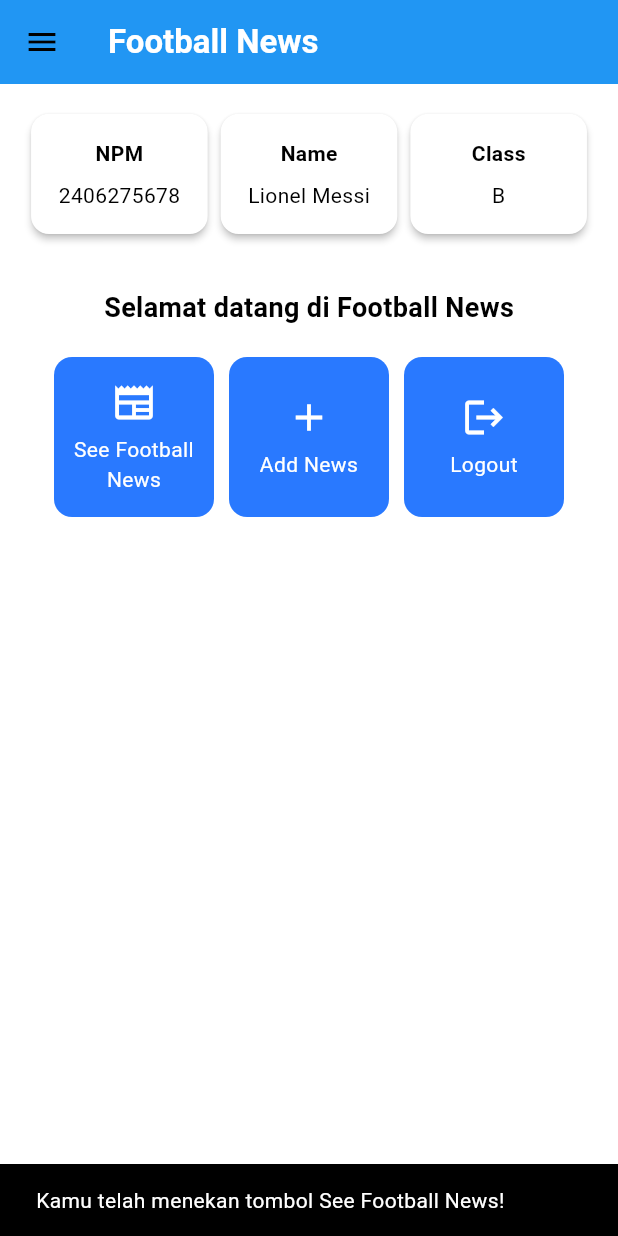
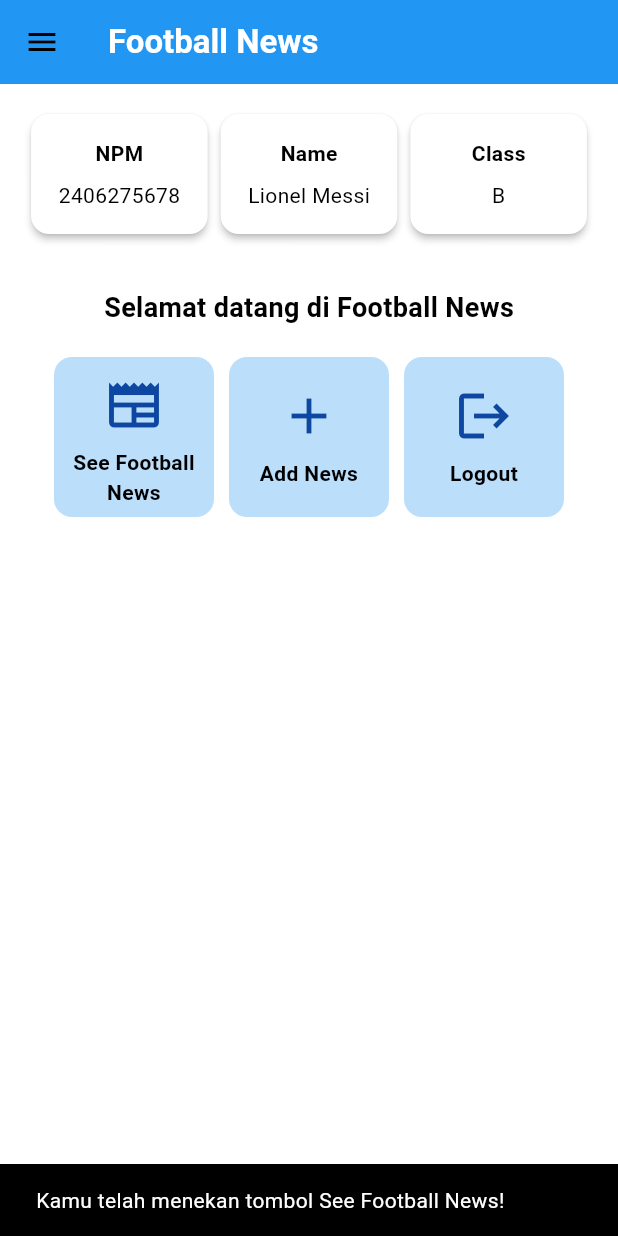
Before and after one commit to Rieeel/football-news-mobile, a Flutter app: the screen it shows after launch, after a tap on "See Football News", on a phone screen of 412 x 824 dp. Run offline on Flutter 3.47's test engine with Material 3 defaults, Android fonts, the phone set to English and light mode, and no system bars.

Commit message:
Tutorial 7 DONE

```diff
--- a/lib/screens/menu.dart
+++ b/lib/screens/menu.dart
@@ -1,6 +1,7 @@
 import 'package:flutter/material.dart';
 import 'package:football_news/widgets/left_drawer.dart';
 import 'package:football_news/widgets/news_card.dart';
+import 'package:football_news/screens/newslist_form.dart'; // ✅ Tambahkan ini agar bisa akses NewsFormPage
 
 class MyHomePage extends StatelessWidget {
   MyHomePage({super.key});
@@ -32,7 +33,7 @@ class MyHomePage extends StatelessWidget {
         // Warna latar belakang AppBar diambil dari skema warna tema aplikasi.
         backgroundColor: Theme.of(context).colorScheme.primary,
       ),
-      drawer: LeftDrawer(),
+      drawer: const LeftDrawer(),
       // Body halaman dengan padding di sekelilingnya.
       body: Padding(
         padding: const EdgeInsets.all(16.0),
@@ -83,7 +84,7 @@ class MyHomePage extends StatelessWidget {
 
                     // Menampilkan ItemCard untuk setiap item dalam list items.
                     children: items.map((ItemHomepage item) {
-                      return ItemCard(item);
+                      return ItemCard(item: item);
                     }).toList(),
                   ),
                 ],
@@ -96,9 +97,8 @@ class MyHomePage extends StatelessWidget {
   }
 }
 
+/// Kartu informasi yang menampilkan title dan content.
 class InfoCard extends StatelessWidget {
-  // Kartu informasi yang menampilkan title dan content.
-
   final String title;  // Judul kartu.
   final String content;  // Isi kartu.
 
@@ -129,9 +129,61 @@ class InfoCard extends StatelessWidget {
   }
 }
 
+/// Kelas model item yang ditampilkan pada homepage.
 class ItemHomepage {
   final String name;
   final IconData icon;
 
   ItemHomepage(this.name, this.icon);
 }
+
+/// Widget kartu item yang dapat ditekan di homepage.
+class ItemCard extends StatelessWidget {
+  final ItemHomepage item;
+
+  const ItemCard({super.key, required this.item});
+
+  @override
+  Widget build(BuildContext context) {
+    return Material(
+      color: Colors.blue[100],
+      borderRadius: BorderRadius.circular(12),
+      child: InkWell(
+        borderRadius: BorderRadius.circular(12),
+        // 👇 Area responsif terhadap sentuhan
+        onTap: () {
+          // Memunculkan SnackBar ketika diklik
+          ScaffoldMessenger.of(context)
+            ..hideCurrentSnackBar()
+            ..showSnackBar(
+              SnackBar(content: Text("Kamu telah menekan tombol ${item.name}!")),
+            );
+
+          // Navigate ke route yang sesuai (tergantung jenis tombol)
+          if (item.name == "Add News") {
+            // TODO: Gunakan Navigator.push untuk melakukan navigasi ke MaterialPageRoute yang mencakup NewsFormPage.
+            Navigator.push(
+              context,
+              MaterialPageRoute(builder: (context) => const NewsFormPage()),
+            );
+          }
+        },
+        child: Container(
+          padding: const EdgeInsets.all(12),
+          child: Column(
+            mainAxisAlignment: MainAxisAlignment.center,
+            children: [
+              Icon(item.icon, size: 40, color: Colors.blue[900]),
+              const SizedBox(height: 8),
+              Text(
+                item.name,
+                textAlign: TextAlign.center,
+                style: const TextStyle(fontWeight: FontWeight.bold),
+              ),
+            ],
+          ),
+        ),
+      ),
+    );
+  }
+}
--- a/lib/screens/newslist_form.dart
+++ b/lib/screens/newslist_form.dart
@@ -188,13 +188,14 @@ class _NewsFormPageState extends State<NewsFormPage> {
                                     child: const Text('OK'),
                                     onPressed: () {
                                       Navigator.pop(context);
+                                       _formKey.currentState!.reset();
                                     },
                                   ),
                                 ],
                               );
                             },
                           );
-                          _formKey.currentState!.reset();
+
                         }
                       },
                       child: const Text(
```
Lines whose indentation alone changed are shown as unchanged.
